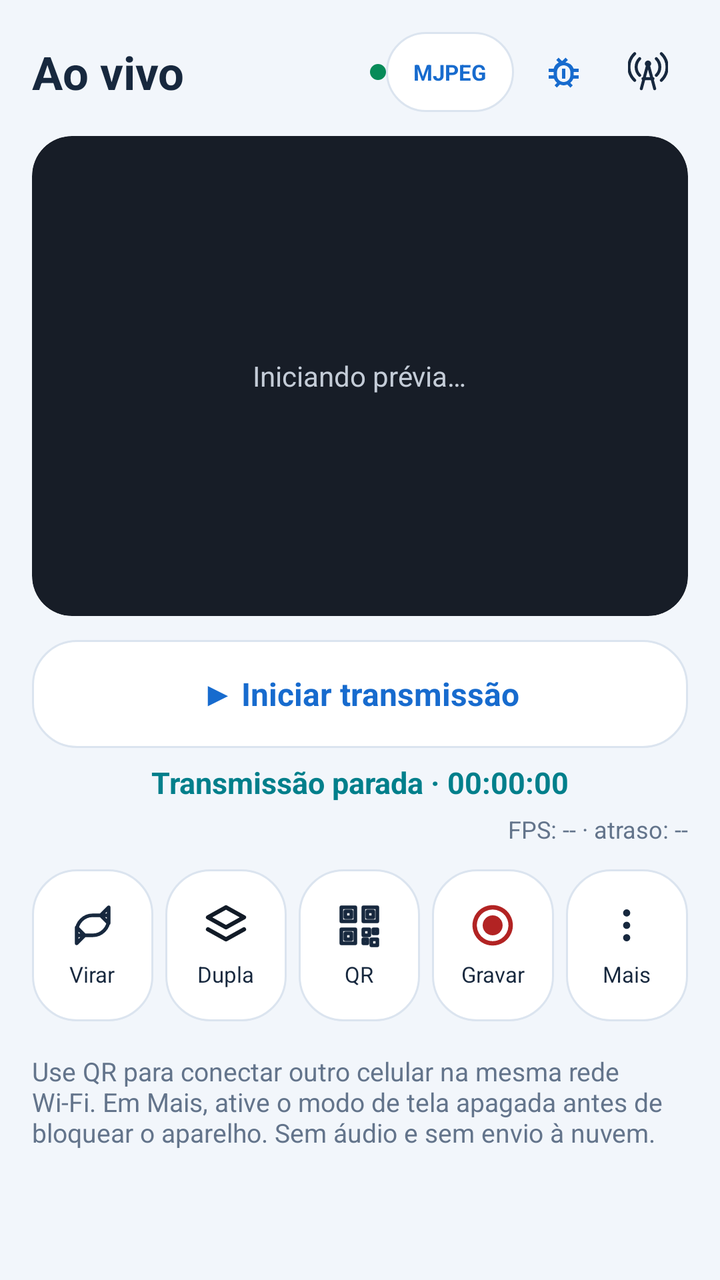
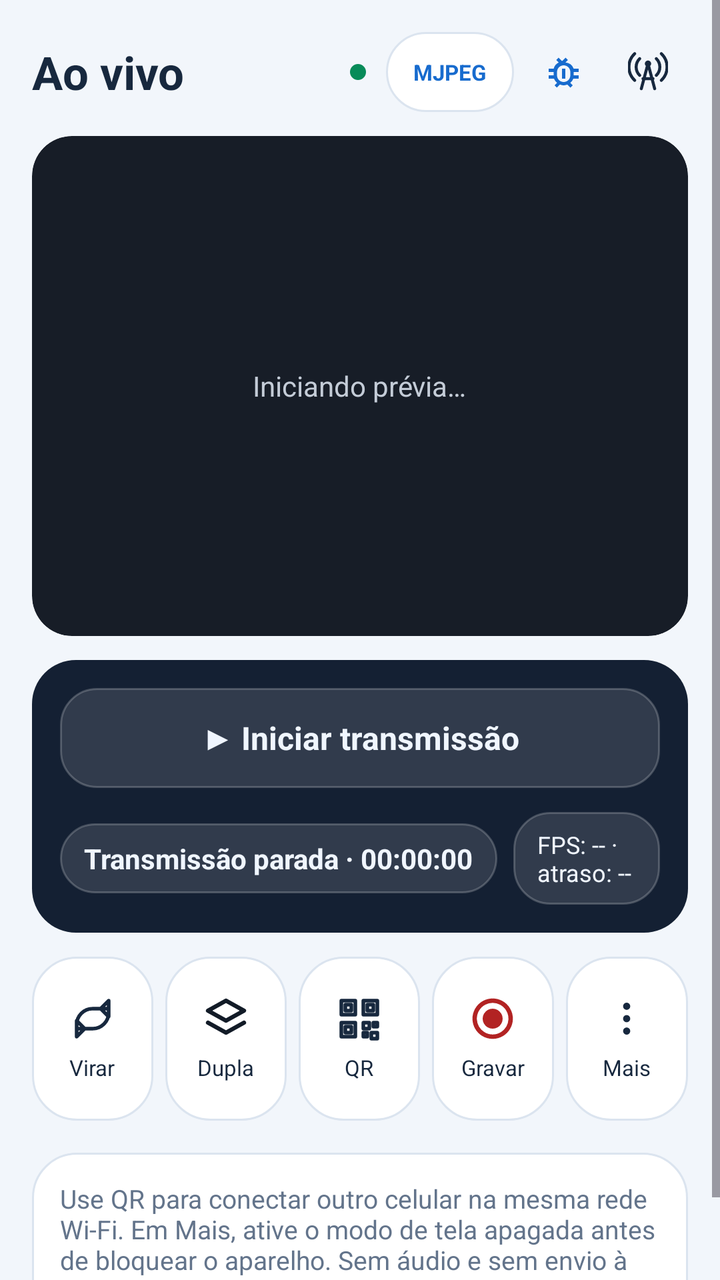

Two renders of the same Android screen: before a commit and after it. Below are the layout's source before the change and the commit's diff.
<!-- AndroidManifest.xml: application theme Theme.MinhaCamera -->
<!-- res/layout/activity_phone_camera.xml -->
<?xml version="1.0" encoding="utf-8"?>
<ScrollView xmlns:android="http://schemas.android.com/apk/res/android"
    android:layout_width="match_parent" android:layout_height="match_parent"
    android:background="@color/app_background" android:fillViewport="true">
    <LinearLayout android:layout_width="match_parent" android:layout_height="wrap_content" android:orientation="vertical" android:padding="16dp">
        <LinearLayout android:layout_width="match_parent" android:layout_height="wrap_content" android:gravity="center_vertical" android:orientation="horizontal"
            android:layout_marginBottom="12dp">
            <TextView android:layout_width="0dp" android:layout_weight="1" android:layout_height="wrap_content"
                android:text="@string/ui_live" android:textColor="@color/app_text" android:textSize="23sp" android:textStyle="bold"/>
            <View android:layout_width="8dp" android:layout_height="8dp" android:background="@drawable/bg_ui_live"/>
            <TextView android:id="@+id/phoneCodecTop"
                android:layout_width="wrap_content" android:layout_height="40dp"
                android:minWidth="64dp" android:layout_marginEnd="4dp" android:paddingHorizontal="8dp"
                android:gravity="center" android:background="@drawable/bg_ui_card"
                android:text="MJPEG" android:textStyle="bold" android:textSize="11sp" android:textColor="@color/brand_primary"
                android:clickable="true" android:focusable="true" android:contentDescription="@string/phone_codec_title"/>
            <ImageView android:id="@+id/phoneDiagnosticTop"
                android:layout_width="40dp" android:layout_height="40dp"
                android:padding="10dp" android:layout_marginEnd="2dp"
                android:src="@drawable/ic_ui_bug" android:background="?attr/selectableItemBackgroundBorderless"
                android:clickable="true" android:focusable="true" android:contentDescription="@string/phone_diagnostic_title"/>
            <ImageView android:id="@+id/phoneNetworkTop"
                android:layout_width="40dp" android:layout_height="40dp"
                android:padding="10dp" android:layout_marginStart="1dp"
                android:src="@drawable/ic_ui_tower" android:background="?attr/selectableItemBackgroundBorderless"
                android:contentDescription="@string/phone_waiting"/>
            <TextView android:id="@+id/phoneStatus" android:layout_width="1dp" android:layout_height="1dp"
                android:visibility="gone"
                android:text="@string/phone_waiting" android:textColor="@color/brand_secondary" android:layout_marginStart="7dp" android:textSize="13sp"/>
        </LinearLayout>
        <FrameLayout android:id="@+id/phoneSinglePreview" android:layout_width="match_parent" android:layout_height="240dp"
            android:background="@drawable/bg_ui_preview" android:clipToOutline="true">
            <TextureView android:id="@+id/phonePreview" android:layout_width="match_parent" android:layout_height="match_parent"/>
            <ImageView android:id="@+id/phoneBackgroundPreview"
                android:layout_width="match_parent" android:layout_height="match_parent"
                android:scaleType="fitCenter" android:background="#000000"
                android:visibility="gone" android:contentDescription="@string/phone_camera" />
            <TextView android:id="@+id/phoneTelemetryPreview"
                android:layout_width="wrap_content" android:layout_height="wrap_content"
                android:layout_gravity="top|start" android:layout_margin="10dp"
                android:background="@drawable/bg_phone_telemetry" android:paddingStart="9dp"
                android:paddingEnd="9dp" android:paddingTop="6dp" android:paddingBottom="6dp"
                android:textSize="12sp" android:textStyle="bold" android:textColor="#FFFFFFFF"
                android:visibility="gone" android:contentDescription="@string/phone_battery_overlay_description" />
            <TextView android:id="@+id/previewPlaceholder" android:layout_width="wrap_content" android:layout_height="wrap_content"
                android:layout_gravity="center" android:text="@string/ui_preview_loading" android:textColor="#C4CCD7" android:textSize="14sp"/>
        </FrameLayout>
        <LinearLayout android:id="@+id/phoneDualPreview" android:layout_width="match_parent"
            android:layout_height="wrap_content" android:orientation="vertical" android:visibility="gone"
            android:background="@drawable/bg_ui_preview" android:padding="5dp">
            <ImageView android:id="@+id/phoneDualTop" android:layout_width="match_parent"
                android:layout_height="200dp" android:scaleType="fitCenter" android:background="#2B4756"
                android:contentDescription="@string/phone_back_camera" />
            <ImageView android:id="@+id/phoneDualBottom" android:layout_width="match_parent"
                android:layout_height="200dp" android:layout_marginTop="5dp" android:scaleType="fitCenter"
                android:background="#4B4255" android:contentDescription="@string/phone_front_camera" />
        </LinearLayout>
        <TextView android:id="@+id/phoneTransmissionToggle"
            android:layout_width="match_parent" android:layout_height="54dp"
            android:layout_marginTop="12dp" android:background="@drawable/bg_ui_card"
            android:clickable="true" android:focusable="true" android:gravity="center"
            android:text="@string/phone_transmit_start" android:textColor="@color/brand_primary"
            android:textStyle="bold" android:textSize="16sp" />
        <TextView android:id="@+id/phoneTransmissionClock"
            android:layout_width="match_parent" android:layout_height="wrap_content"
            android:layout_marginTop="7dp" android:gravity="center"
            android:text="@string/phone_clock_idle" android:textColor="@color/brand_secondary"
            android:textStyle="bold" android:textSize="15sp"/>
        <TextView android:id="@+id/phoneTxPerformance"
            android:layout_width="match_parent" android:layout_height="wrap_content"
            android:gravity="end" android:paddingTop="5dp"
            android:text="@string/phone_performance_waiting"
            android:textColor="@color/ui_muted" android:textSize="12sp" />
        <TextView android:id="@+id/phoneThermalWarning"
            android:layout_width="match_parent" android:layout_height="wrap_content"
            android:layout_marginTop="3dp" android:padding="7dp"
            android:background="@drawable/bg_phone_telemetry"
            android:textColor="#FFFFFFFF" android:textSize="12sp"
            android:visibility="gone" android:accessibilityLiveRegion="polite" />
        <LinearLayout android:layout_width="match_parent" android:layout_height="wrap_content"
            android:layout_marginTop="12dp" android:orientation="horizontal" android:baselineAligned="false">
            <LinearLayout android:id="@+id/phoneSwitch" android:layout_width="0dp" android:layout_weight="1"
                android:layout_height="76dp" android:layout_marginStart="0dp"
                android:layout_marginEnd="3dp" android:padding="4dp" android:gravity="center"
                android:background="@drawable/bg_ui_card" android:orientation="vertical" android:clickable="true"
                android:focusable="true" android:contentDescription="@string/ui_flip">
                <ImageView android:id="@+id/iconphoneSwitch"
                    android:layout_width="24dp" android:layout_height="24dp" android:src="@drawable/ic_ui_flip"
                    android:contentDescription="@null"/>
                <TextView android:id="@+id/labelphoneSwitch"
                    android:layout_width="wrap_content" android:layout_height="wrap_content" android:layout_marginTop="5dp"
                    android:text="@string/ui_flip" android:textColor="@color/app_text" android:textSize="11sp"/>
            </LinearLayout>
            <LinearLayout android:id="@+id/phoneDual" android:layout_width="0dp" android:layout_weight="1"
                android:layout_height="76dp" android:layout_marginStart="3dp"
                android:layout_marginEnd="3dp" android:padding="4dp" android:gravity="center"
                android:background="@drawable/bg_ui_card" android:orientation="vertical" android:clickable="true"
                android:focusable="true" android:contentDescription="@string/ui_dual">
                <ImageView android:id="@+id/iconphoneDual"
                    android:layout_width="24dp" android:layout_height="24dp" android:src="@drawable/ic_ui_dual"
                    android:contentDescription="@null"/>
                <TextView android:id="@+id/labelphoneDual"
                    android:layout_width="wrap_content" android:layout_height="wrap_content" android:layout_marginTop="5dp"
                    android:text="@string/ui_dual" android:textColor="@color/app_text" android:textSize="11sp"/>
            </LinearLayout>
            <LinearLayout android:id="@+id/phoneQr" android:layout_width="0dp" android:layout_weight="1"
                android:layout_height="76dp" android:layout_marginStart="3dp"
                android:layout_marginEnd="3dp" android:padding="4dp" android:gravity="center"
                android:background="@drawable/bg_ui_card" android:orientation="vertical" android:clickable="true"
                android:focusable="true" android:contentDescription="@string/ui_qr">
                <ImageView android:id="@+id/iconphoneQr"
                    android:layout_width="24dp" android:layout_height="24dp" android:src="@drawable/ic_ui_qr"
                    android:contentDescription="@null"/>
                <TextView android:id="@+id/labelphoneQr"
                    android:layout_width="wrap_content" android:layout_height="wrap_content" android:layout_marginTop="5dp"
                    android:text="@string/ui_qr" android:textColor="@color/app_text" android:textSize="11sp"/>
            </LinearLayout>
            <LinearLayout android:id="@+id/phoneRecord" android:layout_width="0dp" android:layout_weight="1"
                android:layout_height="76dp" android:layout_marginStart="3dp"
                android:layout_marginEnd="3dp" android:padding="4dp" android:gravity="center"
                android:background="@drawable/bg_ui_card" android:orientation="vertical" android:clickable="true"
                android:focusable="true" android:contentDescription="@string/ui_record">
                <ImageView android:id="@+id/phoneRecordIcon"
                    android:layout_width="24dp" android:layout_height="24dp" android:src="@drawable/ic_ui_record"
                    android:contentDescription="@null"/>
                <TextView android:id="@+id/phoneRecordLabel"
                    android:layout_width="wrap_content" android:layout_height="wrap_content" android:layout_marginTop="5dp"
                    android:text="@string/ui_record" android:textColor="@color/app_text" android:textSize="11sp"/>
            </LinearLayout>
            <LinearLayout android:id="@+id/phoneMore" android:layout_width="0dp" android:layout_weight="1"
                android:layout_height="76dp" android:layout_marginStart="3dp"
                android:layout_marginEnd="0dp" android:padding="4dp" android:gravity="center"
                android:background="@drawable/bg_ui_card" android:orientation="vertical" android:clickable="true"
                android:focusable="true" android:contentDescription="@string/ui_more_short">
                <ImageView android:id="@+id/iconphoneMore"
                    android:layout_width="24dp" android:layout_height="24dp" android:src="@drawable/ic_ui_more"
                    android:contentDescription="@null"/>
                <TextView android:id="@+id/labelphoneMore"
                    android:layout_width="wrap_content" android:layout_height="wrap_content" android:layout_marginTop="5dp"
                    android:text="@string/ui_more_short" android:textColor="@color/app_text" android:textSize="11sp"/>
            </LinearLayout>
        </LinearLayout>
        
        <View android:id="@+id/phoneRevoke" android:layout_width="1dp" android:layout_height="1dp" android:visibility="gone"/>
        <TextView android:layout_width="match_parent" android:layout_height="wrap_content" android:layout_marginTop="16dp"
            android:text="@string/ui_stream_instructions" android:textColor="@color/ui_muted" android:textSize="13sp"/>
        <TextView android:id="@+id/phoneAddress" android:layout_width="match_parent" android:layout_height="wrap_content"
            android:visibility="gone" android:text="@string/phone_no_address"/>
    </LinearLayout>
</ScrollView>
<!-- resources referenced by this layout -->
<resources>
  <color name="app_background">#F2F6FB</color>
  <color name="app_text">#17283E</color>
  <color name="brand_primary">#176BCE</color>
  <color name="brand_secondary">#007F8B</color>
  <color name="ui_muted">#63748B</color>
  <!-- drawable bg_phone_telemetry (drawable) -->
  <?xml version="1.0" encoding="utf-8"?>
  <shape xmlns:android="http://schemas.android.com/apk/res/android" android:shape="rectangle">
      <solid android:color="#C40B111B" />
      <corners android:radius="8dp" />
  </shape>
  <!-- drawable bg_ui_card (drawable) -->
  <?xml version="1.0" encoding="utf-8"?>
  <shape xmlns:android="http://schemas.android.com/apk/res/android" android:shape="rectangle">
      <solid android:color="@color/app_surface"/><corners android:radius="22dp"/>
      <stroke android:width="1dp" android:color="@color/app_outline"/>
  </shape>
  <!-- drawable bg_ui_live (drawable) -->
  <?xml version="1.0" encoding="utf-8"?>
  <shape xmlns:android="http://schemas.android.com/apk/res/android" android:shape="oval">
      <solid android:color="#078B59"/>
  </shape>
  <!-- drawable bg_ui_preview (drawable) -->
  <?xml version="1.0" encoding="utf-8"?>
  <shape xmlns:android="http://schemas.android.com/apk/res/android" android:shape="rectangle">
      <solid android:color="#171D27"/><corners android:radius="20dp"/>
  </shape>
  <!-- drawable ic_ui_record (drawable) -->
  <vector xmlns:android="http://schemas.android.com/apk/res/android" android:width="24dp" android:height="24dp" android:viewportWidth="24" android:viewportHeight="24">
      <path android:fillColor="@android:color/transparent" android:strokeColor="#B22323" android:strokeWidth="2.2" android:pathData="M12,3 A9,9 0 1,1 11.99,3"/>
      <path android:fillColor="#B22323" android:pathData="M12,7 A5,5 0 1,1 11.99,7" />
  </vector>
  <string name="phone_back_camera">Câmera traseira</string>
  <string name="phone_battery_overlay_description">Nível de carga e temperatura da bateria do celular transmissor</string>
  <string name="phone_camera">Câmera de celular</string>
  <string name="phone_clock_idle">Transmissão parada · 00:00:00</string>
  <string name="phone_codec_title">Formato da transmissão</string>
  <string name="phone_diagnostic_title">Diagnóstico da transmissão</string>
  <string name="phone_front_camera">Câmera frontal</string>
  <string name="phone_no_address">A transmissão ainda não possui endereço.</string>
  <string name="phone_performance_waiting">FPS: -- · atraso: --</string>
  <string name="phone_transmit_start">▶ Iniciar transmissão</string>
  <string name="phone_waiting">Preparando câmera…</string>
  <string name="ui_dual">Dupla</string>
  <string name="ui_flip">Virar</string>
  <string name="ui_live">Ao vivo</string>
  <string name="ui_more_short">Mais</string>
  <string name="ui_preview_loading">Iniciando prévia…</string>
  <string name="ui_qr">QR</string>
  <string name="ui_record">Gravar</string>
  <string name="ui_stream_instructions">Use QR para conectar outro celular na mesma rede Wi-Fi. Em Mais, ative o modo de tela apagada antes de bloquear o aparelho. Sem áudio e sem envio à nuvem.</string>
  <color name="app_surface">#FFFFFF</color>
  <color name="app_outline">#DBE4EF</color>
  <color name="brand_on_primary">#FFFFFF</color>
  <!-- unchanged entries left out for length: 7 -->
</resources>

<!-- the commit's change to res/layout/activity_phone_camera.xml (unified diff, before → after) -->
@@ -10,7 +10,7 @@
             <View android:layout_width="8dp" android:layout_height="8dp" android:background="@drawable/bg_ui_live"/>
             <TextView android:id="@+id/phoneCodecTop"
                 android:layout_width="wrap_content" android:layout_height="40dp"
-                android:minWidth="64dp" android:layout_marginEnd="4dp" android:paddingHorizontal="8dp"
+                android:minWidth="64dp" android:layout_marginStart="10dp" android:layout_marginEnd="4dp" android:paddingHorizontal="8dp"
                 android:gravity="center" android:background="@drawable/bg_ui_card"
                 android:text="MJPEG" android:textStyle="bold" android:textSize="11sp" android:textColor="@color/brand_primary"
                 android:clickable="true" android:focusable="true" android:contentDescription="@string/phone_codec_title"/>
@@ -25,10 +25,10 @@
                 android:src="@drawable/ic_ui_tower" android:background="?attr/selectableItemBackgroundBorderless"
                 android:contentDescription="@string/phone_waiting"/>
             <TextView android:id="@+id/phoneStatus" android:layout_width="1dp" android:layout_height="1dp"
-                android:visibility="gone"
-                android:text="@string/phone_waiting" android:textColor="@color/brand_secondary" android:layout_marginStart="7dp" android:textSize="13sp"/>
+                android:visibility="gone" android:text="@string/phone_waiting" android:textColor="@color/brand_secondary" android:textSize="13sp"/>
         </LinearLayout>
-        <FrameLayout android:id="@+id/phoneSinglePreview" android:layout_width="match_parent" android:layout_height="240dp"
+
+        <FrameLayout android:id="@+id/phoneSinglePreview" android:layout_width="match_parent" android:layout_height="250dp"
             android:background="@drawable/bg_ui_preview" android:clipToOutline="true">
             <TextureView android:id="@+id/phonePreview" android:layout_width="match_parent" android:layout_height="match_parent"/>
             <ImageView android:id="@+id/phoneBackgroundPreview"
@@ -45,6 +45,7 @@
             <TextView android:id="@+id/previewPlaceholder" android:layout_width="wrap_content" android:layout_height="wrap_content"
                 android:layout_gravity="center" android:text="@string/ui_preview_loading" android:textColor="#C4CCD7" android:textSize="14sp"/>
         </FrameLayout>
+
         <LinearLayout android:id="@+id/phoneDualPreview" android:layout_width="match_parent"
             android:layout_height="wrap_content" android:orientation="vertical" android:visibility="gone"
             android:background="@drawable/bg_ui_preview" android:padding="5dp">
@@ -55,94 +56,88 @@
                 android:layout_height="200dp" android:layout_marginTop="5dp" android:scaleType="fitCenter"
                 android:background="#4B4255" android:contentDescription="@string/phone_front_camera" />
         </LinearLayout>
-        <TextView android:id="@+id/phoneTransmissionToggle"
-            android:layout_width="match_parent" android:layout_height="54dp"
-            android:layout_marginTop="12dp" android:background="@drawable/bg_ui_card"
-            android:clickable="true" android:focusable="true" android:gravity="center"
-            android:text="@string/phone_transmit_start" android:textColor="@color/brand_primary"
-            android:textStyle="bold" android:textSize="16sp" />
-        <TextView android:id="@+id/phoneTransmissionClock"
-            android:layout_width="match_parent" android:layout_height="wrap_content"
-            android:layout_marginTop="7dp" android:gravity="center"
-            android:text="@string/phone_clock_idle" android:textColor="@color/brand_secondary"
-            android:textStyle="bold" android:textSize="15sp"/>
-        <TextView android:id="@+id/phoneTxPerformance"
-            android:layout_width="match_parent" android:layout_height="wrap_content"
-            android:gravity="end" android:paddingTop="5dp"
-            android:text="@string/phone_performance_waiting"
-            android:textColor="@color/ui_muted" android:textSize="12sp" />
-        <TextView android:id="@+id/phoneThermalWarning"
-            android:layout_width="match_parent" android:layout_height="wrap_content"
-            android:layout_marginTop="3dp" android:padding="7dp"
-            android:background="@drawable/bg_phone_telemetry"
-            android:textColor="#FFFFFFFF" android:textSize="12sp"
-            android:visibility="gone" android:accessibilityLiveRegion="polite" />
+
+        <LinearLayout android:layout_width="match_parent" android:layout_height="wrap_content"
+            android:layout_marginTop="12dp" android:background="@drawable/bg_ui_panel_dark"
+            android:orientation="vertical" android:padding="14dp">
+            <TextView android:id="@+id/phoneTransmissionToggle"
+                android:layout_width="match_parent" android:layout_height="50dp"
+                android:background="@drawable/bg_ui_chip_light" android:clickable="true" android:focusable="true"
+                android:gravity="center" android:text="@string/phone_transmit_start" android:textColor="@color/player_text"
+                android:textStyle="bold" android:textSize="16sp" />
+            <LinearLayout android:layout_width="match_parent" android:layout_height="wrap_content"
+                android:orientation="horizontal" android:layout_marginTop="12dp" android:gravity="center_vertical">
+                <TextView android:id="@+id/phoneTransmissionClock"
+                    android:layout_width="wrap_content" android:layout_height="wrap_content"
+                    android:background="@drawable/bg_ui_chip_light" android:paddingStart="12dp" android:paddingEnd="12dp"
+                    android:paddingTop="8dp" android:paddingBottom="8dp"
+                    android:text="@string/phone_clock_idle" android:textColor="@color/player_text"
+                    android:textStyle="bold" android:textSize="14sp"/>
+                <TextView android:id="@+id/phoneTxPerformance"
+                    android:layout_width="wrap_content" android:layout_height="wrap_content"
+                    android:layout_marginStart="8dp" android:background="@drawable/bg_ui_chip_light"
+                    android:paddingStart="12dp" android:paddingEnd="12dp" android:paddingTop="8dp" android:paddingBottom="8dp"
+                    android:text="@string/phone_performance_waiting" android:textColor="@color/player_text" android:textSize="12sp" />
+            </LinearLayout>
+            <TextView android:id="@+id/phoneThermalWarning"
+                android:layout_width="match_parent" android:layout_height="wrap_content"
+                android:layout_marginTop="12dp" android:padding="9dp"
+                android:background="@drawable/bg_phone_telemetry"
+                android:textColor="#FFFFFFFF" android:textSize="12sp"
+                android:visibility="gone" android:accessibilityLiveRegion="polite" />
+        </LinearLayout>
+
         <LinearLayout android:layout_width="match_parent" android:layout_height="wrap_content"
             android:layout_marginTop="12dp" android:orientation="horizontal" android:baselineAligned="false">
             <LinearLayout android:id="@+id/phoneSwitch" android:layout_width="0dp" android:layout_weight="1"
-                android:layout_height="76dp" android:layout_marginStart="0dp"
-                android:layout_marginEnd="3dp" android:padding="4dp" android:gravity="center"
+                android:layout_height="82dp" android:layout_marginEnd="3dp" android:padding="4dp" android:gravity="center"
                 android:background="@drawable/bg_ui_card" android:orientation="vertical" android:clickable="true"
                 android:focusable="true" android:contentDescription="@string/ui_flip">
-                <ImageView android:id="@+id/iconphoneSwitch"
-                    android:layout_width="24dp" android:layout_height="24dp" android:src="@drawable/ic_ui_flip"
-                    android:contentDescription="@null"/>
-                <TextView android:id="@+id/labelphoneSwitch"
-                    android:layout_width="wrap_content" android:layout_height="wrap_content" android:layout_marginTop="5dp"
-                    android:text="@string/ui_flip" android:textColor="@color/app_text" android:textSize="11sp"/>
+                <ImageView android:id="@+id/iconphoneSwitch" android:layout_width="24dp" android:layout_height="24dp"
+                    android:src="@drawable/ic_ui_flip" android:contentDescription="@null"/>
+                <TextView android:id="@+id/labelphoneSwitch" android:layout_width="wrap_content" android:layout_height="wrap_content"
+                    android:layout_marginTop="5dp" android:text="@string/ui_flip" android:textColor="@color/app_text" android:textSize="11sp"/>
             </LinearLayout>
             <LinearLayout android:id="@+id/phoneDual" android:layout_width="0dp" android:layout_weight="1"
-                android:layout_height="76dp" android:layout_marginStart="3dp"
-                android:layout_marginEnd="3dp" android:padding="4dp" android:gravity="center"
+                android:layout_height="82dp" android:layout_marginStart="3dp" android:layout_marginEnd="3dp" android:padding="4dp" android:gravity="center"
                 android:background="@drawable/bg_ui_card" android:orientation="vertical" android:clickable="true"
                 android:focusable="true" android:contentDescription="@string/ui_dual">
-                <ImageView android:id="@+id/iconphoneDual"
-                    android:layout_width="24dp" android:layout_height="24dp" android:src="@drawable/ic_ui_dual"
-                    android:contentDescription="@null"/>
-                <TextView android:id="@+id/labelphoneDual"
-                    android:layout_width="wrap_content" android:layout_height="wrap_content" android:layout_marginTop="5dp"
-                    android:text="@string/ui_dual" android:textColor="@color/app_text" android:textSize="11sp"/>
+                <ImageView android:id="@+id/iconphoneDual" android:layout_width="24dp" android:layout_height="24dp"
+                    android:src="@drawable/ic_ui_dual" android:contentDescription="@null"/>
+                <TextView android:id="@+id/labelphoneDual" android:layout_width="wrap_content" android:layout_height="wrap_content"
+                    android:layout_marginTop="5dp" android:text="@string/ui_dual" android:textColor="@color/app_text" android:textSize="11sp"/>
             </LinearLayout>
             <LinearLayout android:id="@+id/phoneQr" android:layout_width="0dp" android:layout_weight="1"
-                android:layout_height="76dp" android:layout_marginStart="3dp"
-                android:layout_marginEnd="3dp" android:padding="4dp" android:gravity="center"
+                android:layout_height="82dp" android:layout_marginStart="3dp" android:layout_marginEnd="3dp" android:padding="4dp" android:gravity="center"
                 android:background="@drawable/bg_ui_card" android:orientation="vertical" android:clickable="true"
                 android:focusable="true" android:contentDescription="@string/ui_qr">
-                <ImageView android:id="@+id/iconphoneQr"
-                    android:layout_width="24dp" android:layout_height="24dp" android:src="@drawable/ic_ui_qr"
-                    android:contentDescription="@null"/>
-                <TextView android:id="@+id/labelphoneQr"
-                    android:layout_width="wrap_content" android:layout_height="wrap_content" android:layout_marginTop="5dp"
-                    android:text="@string/ui_qr" android:textColor="@color/app_text" android:textSize="11sp"/>
+                <ImageView android:id="@+id/iconphoneQr" android:layout_width="24dp" android:layout_height="24dp"
+                    android:src="@drawable/ic_ui_qr" android:contentDescription="@null"/>
+                <TextView android:id="@+id/labelphoneQr" android:layout_width="wrap_content" android:layout_height="wrap_content"
+                    android:layout_marginTop="5dp" android:text="@string/ui_qr" android:textColor="@color/app_text" android:textSize="11sp"/>
             </LinearLayout>
             <LinearLayout android:id="@+id/phoneRecord" android:layout_width="0dp" android:layout_weight="1"
-                android:layout_height="76dp" android:layout_marginStart="3dp"
-                android:layout_marginEnd="3dp" android:padding="4dp" android:gravity="center"
+                android:layout_height="82dp" android:layout_marginStart="3dp" android:layout_marginEnd="3dp" android:padding="4dp" android:gravity="center"
                 android:background="@drawable/bg_ui_card" android:orientation="vertical" android:clickable="true"
                 android:focusable="true" android:contentDescription="@string/ui_record">
-                <ImageView android:id="@+id/phoneRecordIcon"
-                    android:layout_width="24dp" android:layout_height="24dp" android:src="@drawable/ic_ui_record"
-                    android:contentDescription="@null"/>
-                <TextView android:id="@+id/phoneRecordLabel"
-                    android:layout_width="wrap_content" android:layout_height="wrap_content" android:layout_marginTop="5dp"
-                    android:text="@string/ui_record" android:textColor="@color/app_text" android:textSize="11sp"/>
+                <ImageView android:id="@+id/phoneRecordIcon" android:layout_width="24dp" android:layout_height="24dp"
+                    android:src="@drawable/ic_ui_record" android:contentDescription="@null"/>
+                <TextView android:id="@+id/phoneRecordLabel" android:layout_width="wrap_content" android:layout_height="wrap_content"
+                    android:layout_marginTop="5dp" android:text="@string/ui_record" android:textColor="@color/app_text" android:textSize="11sp"/>
             </LinearLayout>
             <LinearLayout android:id="@+id/phoneMore" android:layout_width="0dp" android:layout_weight="1"
-                android:layout_height="76dp" android:layout_marginStart="3dp"
-                android:layout_marginEnd="0dp" android:padding="4dp" android:gravity="center"
+                android:layout_height="82dp" android:layout_marginStart="3dp" android:padding="4dp" android:gravity="center"
                 android:background="@drawable/bg_ui_card" android:orientation="vertical" android:clickable="true"
                 android:focusable="true" android:contentDescription="@string/ui_more_short">
-                <ImageView android:id="@+id/iconphoneMore"
-                    android:layout_width="24dp" android:layout_height="24dp" android:src="@drawable/ic_ui_more"
-                    android:contentDescription="@null"/>
-                <TextView android:id="@+id/labelphoneMore"
-                    android:layout_width="wrap_content" android:layout_height="wrap_content" android:layout_marginTop="5dp"
-                    android:text="@string/ui_more_short" android:textColor="@color/app_text" android:textSize="11sp"/>
+                <ImageView android:id="@+id/iconphoneMore" android:layout_width="24dp" android:layout_height="24dp"
+                    android:src="@drawable/ic_ui_more" android:contentDescription="@null"/>
+                <TextView android:id="@+id/labelphoneMore" android:layout_width="wrap_content" android:layout_height="wrap_content"
+                    android:layout_marginTop="5dp" android:text="@string/ui_more_short" android:textColor="@color/app_text" android:textSize="11sp"/>
             </LinearLayout>
         </LinearLayout>
-        
         <View android:id="@+id/phoneRevoke" android:layout_width="1dp" android:layout_height="1dp" android:visibility="gone"/>
         <TextView android:layout_width="match_parent" android:layout_height="wrap_content" android:layout_marginTop="16dp"
+            android:padding="14dp" android:background="@drawable/bg_ui_card"
             android:text="@string/ui_stream_instructions" android:textColor="@color/ui_muted" android:textSize="13sp"/>
         <TextView android:id="@+id/phoneAddress" android:layout_width="match_parent" android:layout_height="wrap_content"
             android:visibility="gone" android:text="@string/phone_no_address"/>
<!-- resource entries referenced after the edit -->
@@ -4,6 +4,7 @@
   <color name="app_text">#17283E</color>
   <color name="brand_primary">#176BCE</color>
   <color name="brand_secondary">#007F8B</color>
+  <color name="player_text">#F0F6FF</color>
   <color name="ui_muted">#63748B</color>
   <!-- drawable bg_phone_telemetry (drawable) -->
   <?xml version="1.0" encoding="utf-8"?>
@@ -17,10 +18,23 @@
       <solid android:color="@color/app_surface"/><corners android:radius="22dp"/>
       <stroke android:width="1dp" android:color="@color/app_outline"/>
   </shape>
+  <!-- drawable bg_ui_chip_light (drawable) -->
+  <?xml version="1.0" encoding="utf-8"?>
+  <shape xmlns:android="http://schemas.android.com/apk/res/android" android:shape="rectangle">
+      <solid android:color="#1FFFFFFF"/>
+      <stroke android:width="1dp" android:color="#35FFFFFF"/>
+      <corners android:radius="18dp"/>
+  </shape>
   <!-- drawable bg_ui_live (drawable) -->
   <?xml version="1.0" encoding="utf-8"?>
   <shape xmlns:android="http://schemas.android.com/apk/res/android" android:shape="oval">
       <solid android:color="#078B59"/>
+  </shape>
+  <!-- drawable bg_ui_panel_dark (drawable) -->
+  <?xml version="1.0" encoding="utf-8"?>
+  <shape xmlns:android="http://schemas.android.com/apk/res/android" android:shape="rectangle">
+      <solid android:color="@color/player_panel"/>
+      <corners android:radius="22dp"/>
   </shape>
   <!-- drawable bg_ui_preview (drawable) -->
   <?xml version="1.0" encoding="utf-8"?>
@@ -53,6 +67,7 @@
   <string name="ui_stream_instructions">Use QR para conectar outro celular na mesma rede Wi-Fi. Em Mais, ative o modo de tela apagada antes de bloquear o aparelho. Sem áudio e sem envio à nuvem.</string>
   <color name="app_surface">#FFFFFF</color>
   <color name="app_outline">#DBE4EF</color>
+  <color name="player_panel">#142033</color>
   <color name="brand_on_primary">#FFFFFF</color>
   <!-- unchanged entries left out for length: 7 -->
 </resources>
